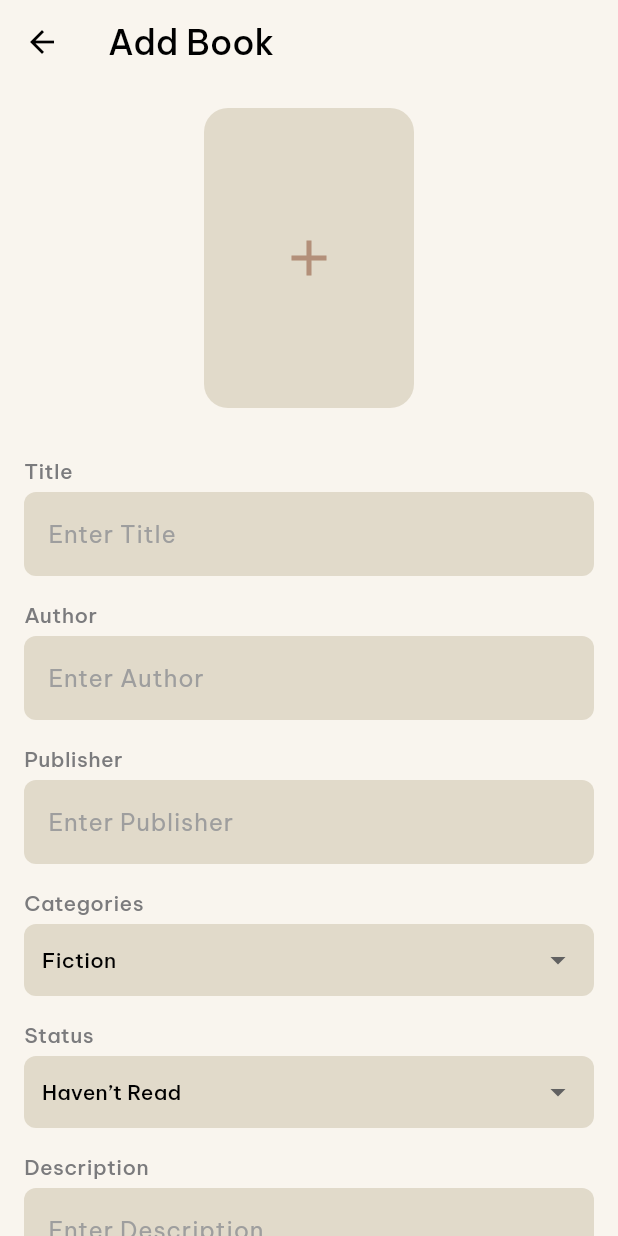
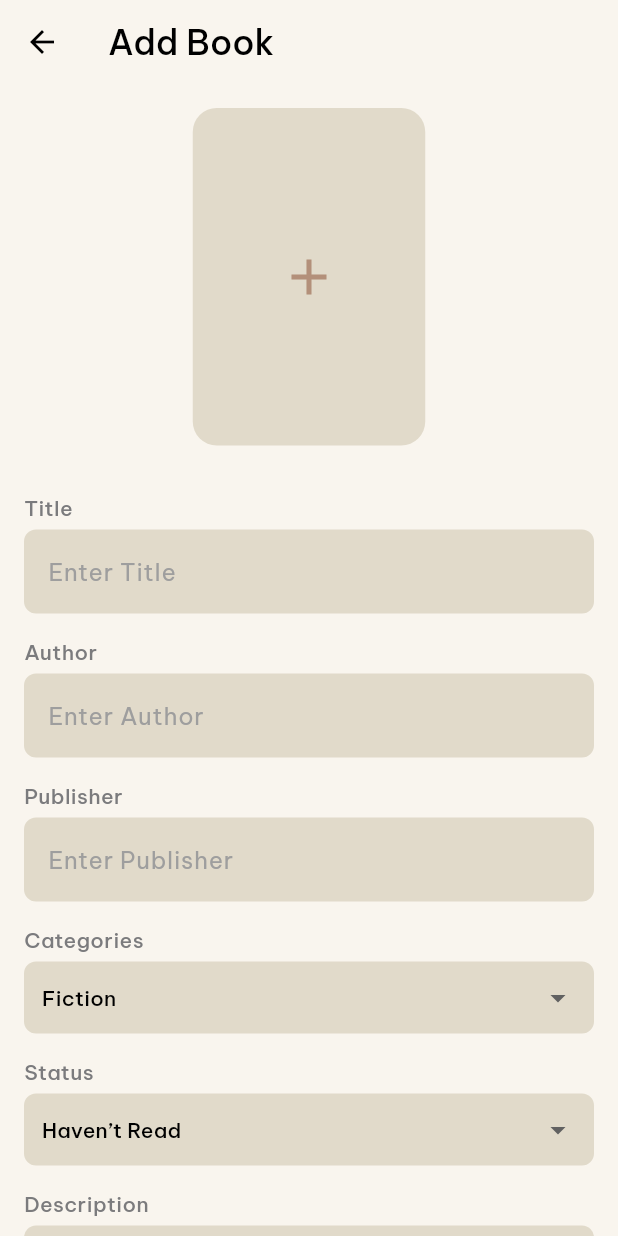
Before and after one commit to AnnisaFadila069/FP-TeknologiBerkembang, a Flutter app: the AddPage screen opened directly, on a phone screen of 412 x 824 dp. Run offline on Flutter 3.47's test engine with Material 3 defaults, Android fonts, the phone set to English and light mode, and no system bars; our stand-ins replace cloud_firestore, firebase_auth, firebase_core, google_fonts, shared_preferences; accounts and stored records are empty.

Commit message:
Update add_page.dart

```diff
--- a/lib/add_page.dart
+++ b/lib/add_page.dart
@@ -203,8 +203,8 @@ class _AddPageState extends State<AddPage> {
                     child: GestureDetector(
                       onTap: _selectImage, // Panggil fungsi pemilihan gambar
                       child: Container(
-                        width: 140,
-                        height: 200,
+                        width: 155,
+                        height: 225,
                         decoration: BoxDecoration(
                           color: const Color(0xFFE1DACA),
                           borderRadius: BorderRadius.circular(16),
```
